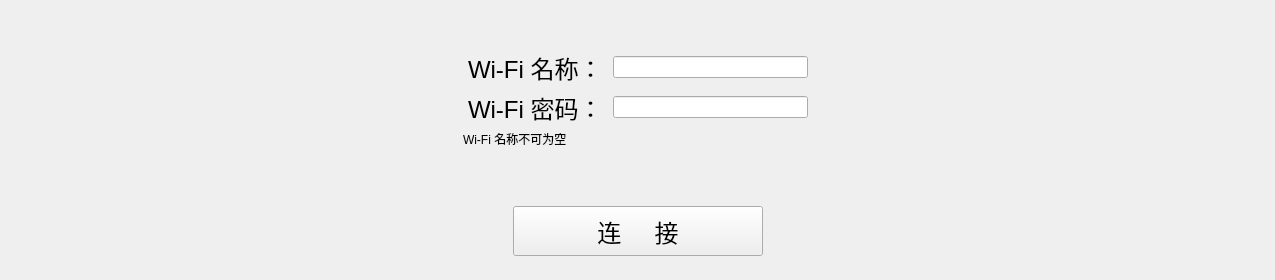
Above: app/Ticker/features/wifiPage/wifiSubPage/wificonnpage.ui from Cohen0415/YunQue-Ticker before the change. Below: the same form after it.
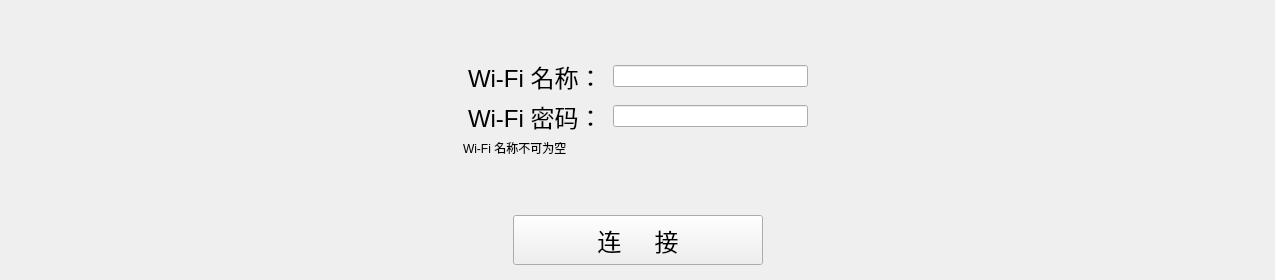
That is the form after the change.

Commit message: update: qt: 修改 connPage UI

Patch:
```diff
--- a/app/Ticker/features/wifiPage/wifiSubPage/wificonnpage.ui
+++ b/app/Ticker/features/wifiPage/wifiSubPage/wificonnpage.ui
@@ -52,7 +52,7 @@
      <property name="sizeHint" stdset="0">
       <size>
        <width>20</width>
-       <height>35</height>
+       <height>45</height>
       </size>
      </property>
     </spacer>
@@ -233,7 +233,7 @@
      <property name="sizeHint" stdset="0">
       <size>
        <width>20</width>
-       <height>36</height>
+       <height>44</height>
       </size>
      </property>
     </spacer>
@@ -241,6 +241,21 @@
    <item>
     <widget class="QWidget" name="wifiBtnWidget" native="true">
      <layout class="QHBoxLayout" name="horizontalLayout_4">
+      <property name="spacing">
+       <number>0</number>
+      </property>
+      <property name="leftMargin">
+       <number>0</number>
+      </property>
+      <property name="topMargin">
+       <number>0</number>
+      </property>
+      <property name="rightMargin">
+       <number>0</number>
+      </property>
+      <property name="bottomMargin">
+       <number>0</number>
+      </property>
       <item>
        <spacer name="horizontalSpacer_3">
         <property name="orientation">
@@ -248,7 +263,7 @@
         </property>
         <property name="sizeHint" stdset="0">
          <size>
-          <width>495</width>
+          <width>510</width>
           <height>20</height>
          </size>
         </property>
@@ -279,7 +294,7 @@
         </property>
         <property name="sizeHint" stdset="0">
          <size>
-          <width>494</width>
+          <width>509</width>
           <height>20</height>
          </size>
         </property>
```
The commit also changes 1 other file.
